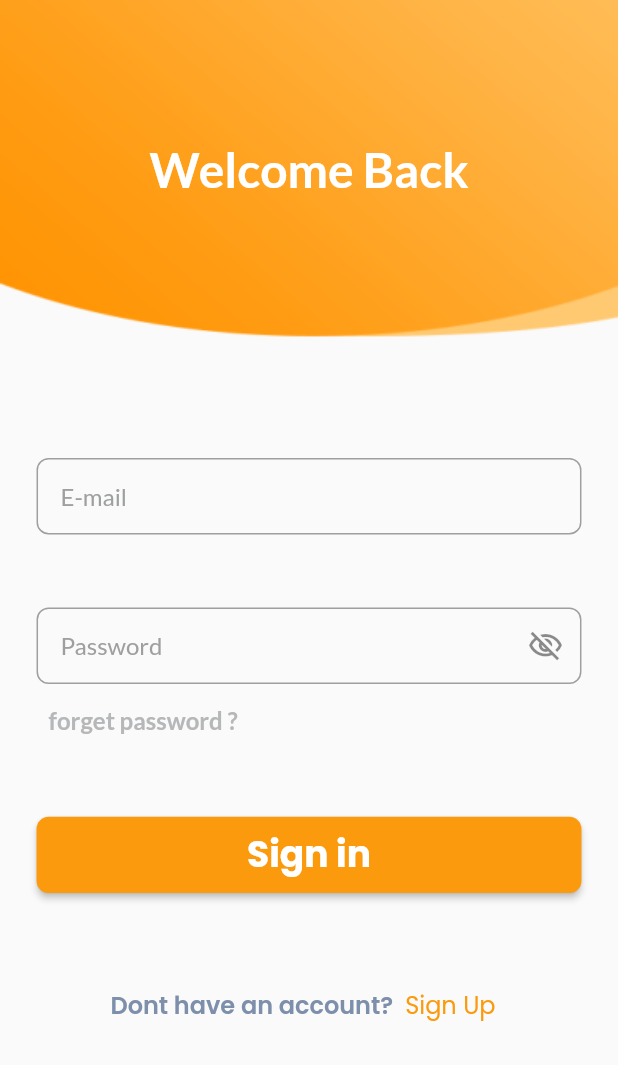
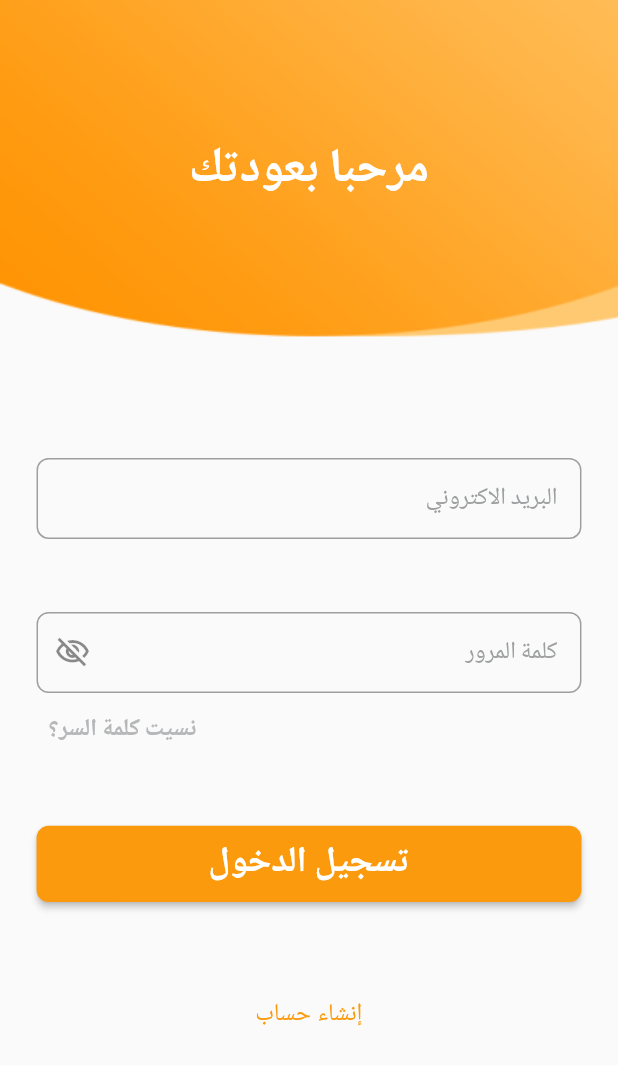
Before and after one commit to KhaledRamadan880/Chef-App, a Flutter app: the screen it shows after launch, after a tap on "العربية", on a phone screen of 412 x 824 dp. Shown: the top 1065 px of the screen. Run offline on Flutter 3.47's test engine with Material 2 defaults, Android fonts, the phone set to English and light mode, and no system bars; our stand-ins replace dio, flutter_screenutil, google_fonts.

Commit message:
Localization

```diff
--- a/lib/app/app.dart
+++ b/lib/app/app.dart
@@ -1,6 +1,8 @@
+import 'package:chef_app/core/database/local/app_locale.dart';
 import 'package:chef_app/core/routes/routes.dart';
 import 'package:chef_app/core/util/theme/theme.dart';
 import 'package:flutter/material.dart';
+import 'package:flutter_localizations/flutter_localizations.dart';
 import 'package:flutter_screenutil/flutter_screenutil.dart';
 
 class MyApp extends StatelessWidget {
@@ -10,7 +12,18 @@ class MyApp extends StatelessWidget {
   Widget build(BuildContext context) {
     return ScreenUtilInit(
       designSize: const Size(375, 812),
-      child: MaterialApp(
+      builder: (context, child) => MaterialApp(
+        localizationsDelegates: const [
+          GlobalMaterialLocalizations.delegate,
+          GlobalCupertinoLocalizations.delegate,
+          GlobalWidgetsLocalizations.delegate,
+          AppLocalizations.delegate,
+        ],
+        supportedLocales: const [
+          Locale('ar', 'EG'),
+          Locale('en', 'US'),
+        ],
+        locale: const Locale('ar'),
         debugShowCheckedModeBanner: false,
         theme: appTheme(),
         initialRoute: Routes.initRoute,
--- /dev/null
+++ b/lib/core/database/local/app_locale.dart
@@ -0,0 +1,56 @@
+import 'dart:convert';
+import 'package:flutter/material.dart';
+import 'package:flutter/services.dart';
+
+class AppLocalizations {
+  final Locale? locale;
+  AppLocalizations({this.locale});
+
+  static AppLocalizations? of(BuildContext context) {
+    return Localizations.of<AppLocalizations>(context, AppLocalizations);
+  }
+
+  static const LocalizationsDelegate<AppLocalizations> delegate =
+      _AppLocalDelegate();
+  static const String _path = 'assets/translation/';
+
+  late Map<String, String> _localStrings;
+
+  Future loadJsonFiles() async {
+    String enocedString =
+        await rootBundle.loadString("$_path${locale!.languageCode}.json");
+    Map<String, dynamic> jsonMap = jsonDecode(enocedString);
+    _localStrings =
+        jsonMap.map((key, value) => MapEntry(key, value.toString()));
+  }
+
+  String translate(String key) {
+    return _localStrings[key] ?? '';
+  }
+}
+
+class _AppLocalDelegate extends LocalizationsDelegate<AppLocalizations> {
+  const _AppLocalDelegate();
+  @override
+  bool isSupported(Locale locale) {
+    return ['en', 'ar'].contains(locale.languageCode);
+  }
+
+  @override
+  Future<AppLocalizations> load(Locale locale) async {
+    AppLocalizations appLocal = AppLocalizations(locale: locale);
+    await appLocal.loadJsonFiles();
+    return appLocal;
+  }
+
+  @override
+  bool shouldReload(covariant LocalizationsDelegate<dynamic> old) {
+    return false;
+  }
+}
+
+extension TranslateString on String {
+  String tr(BuildContext context) {
+    return AppLocalizations.of(context)!.translate(this);
+  }
+}
--- a/lib/core/util/strings.dart
+++ b/lib/core/util/strings.dart
@@ -1,46 +1,73 @@
 class AppStrings {
-  static const String welcome = 'Welcome to Chef App';
-  static const String selectLang = 'Please choose your language ';
-  static const String english = 'English';
-  static const String arabic = 'العربية';
-  static const String wecomeBack = 'Welcome Back';
-  static const String email = 'E-mail';
-  static const String password = 'Password';
-  static const String isForgetPass = 'forget password ?';
-  static const String forgetPass = 'Forget Password';
-  static const String chefApp = 'Chef App';
-  static const String signIn = 'Sign in';
-  static const String dontHaveAccount = 'Dont have an account?';
-  static const String signUp = 'Sign Up';
-  static const String createNewPass = 'Create New Password ';
-  static const String enterEmail =
-      'Enter Your mail and we will send you code to rest your password';
-  static const String sendCode = 'Send Code';
-  static const String newPass = 'New password';
-  static const String confirmPass = 'Confirm Password';
-  static const String code = 'Code';
-  static const String resetPass = 'Reset Password';
-  static const String khaledRamadan = 'Khaled Ramadan';
-  static const String khaledEmail = 'khaledramadan@gmail';
-  static const String editProfile = 'Edit Profile';
-  static const String settings = 'Settings';
-  static const String logout = 'Logout';
-  static const String name = 'Name';
-  static const String phone = 'Phone';
-  static const String brandName = 'Brand Name';
-  static const String miniCharge = 'Minimum Charge';
-  static const String description = 'Description';
-  static const String location = 'Location';
-  static const String update = 'Update';
-  static const String changePass = 'Change Password';
-  static const String oldPass = 'Old password';
-  static const String confirmNewPass = 'Confirm New password';
-  static const String addMeal = 'Add Meal';
-  static const String kitchen = 'Kitchen';
-  static const String chickenHint = 'Chicken hint';
-  static const String le200 = '200 LE';
-  static const String price = 'Price';
-  static const String category = 'Category';
-  static const String number = 'Number';
-  static const String quantity = 'Quantity';
+  static const String chefApp = 'chefApp';
+  static const String welcomeToChefApp = 'welcomeToChefApp';
+  static const String pleaseChooseYourLanguage = 'pleaseChooseYourLanguage';
+  static const String welcomeBack = 'welcomeBack';
+  static const String arabic = 'arabic';
+  static const String engliash = 'engliash';
+  static const String gallery = 'gallery';
+  static const String camera = 'camera';
+  static const String writeHere = 'writeHere';
+  static const String signIn = 'sign_in';
+  static const String signUp = 'sign_up';
+  static const String createAccount = 'createAccount';
+  static const String email = 'email';
+  static const String name = 'name';
+  static const String phoneNumber = 'phone_number';
+  static const String password = 'password';
+  static const String confirmPassword = 'confirmPassword';
+  static const String forgetPassword = 'forgetPassword';
+  static const String newPassword = 'newPassword';
+  static const String oldPassword = 'oldPassword';
+  static const String sendResetLink = 'sendResetLink';
+  static const String sendResetLinkInfo = 'sendResetLinkInfo';
+  static const String code = 'code';
+  static const String createYourNewPassword = 'createYourNewPassword';
+  static const String description = 'description';
+  static const String loginSucessfully = 'loginSucessfully';
+  static const String loginFailed = 'loginFailed';
+  static const String pleaseEnterValidEmail = 'please_enter_email';
+  static const String pleaseEnterValidPassword = 'please_enter_valid_password';
+  static const String pleaseEnterValidPhone = 'please_enter_phone';
+  static const String pleaseEnterValidName = 'please_enter_name';
+  static const String yes = 'yes';
+  static const String no = 'no';
+  static const String pleaseEnterValidDesc = 'please_enter_desc';
+  static const String le = 'le';
+  static const String dontHaveAnAccount = 'dontHaveAnAccount';
+  static const String checkMail = 'checkMail';
+  static const String pleaseEnterValidCode = 'pleaseEnterValidCode';
+  static const String passwordChangedSucessfully = 'PasswordChangedSucessfully';
+  static const String pleaseEnterValidNumber = 'pleaseEnterValidNumber';
+
+  //! home-order-menu
+  static const String addDishToMenu = 'addDishToMenu';
+  static const String mealName = 'mealName';
+  static const String mealDesc = 'mealDesc';
+  static const String mealPrice = 'mealPrice';
+  static const String mealNumber = 'mealNumber';
+  static const String mealQuantity = 'mealQuantity';
+  static const String upladPhoto = 'upladPhoto';
+  static const String addToMenu = 'addToMenu';
+  static const String mealAddedSucessfully = 'mealAddedSucessfully';
+  static const String mealDeletedSucessfully = 'mealDeletedSucessfully';
+  static const String mealUpdatedSucessfully = 'mealUpdatedSucessfully';
+  static const String offline = 'offline';
+  static const String online = 'online';
+  static const String pleaseEnterValidMealName = 'pleaseEnterValidMealName';
+  static const String pleaseEnterValidMealDesc = 'pleaseEnterValidMealDesc';
+  static const String pleaseEnterValidMealPrice = 'pleaseEnterValidMealPrice';
+  static const String pleaseEnterValidMealPhoto = 'pleaseEnterValidMealPhoto';
+
+  //!setting
+  static const String editProfile = 'editProfile';
+  static const String payment = 'payment';
+  static const String notifications = 'notifications';
+  static const String favorites = 'favorites';
+  static const String settings = 'settings';
+  static const String logout = 'logout';
+  static const String logoutSucessfully = 'logoutSucessfully';
+  static const String changePassword = 'changePassword';
+  static const String ok = 'ok';
+  static const String cancel = 'cancel';
 }
--- a/lib/features/auth/presentation/screens/change_lang_screen.dart
+++ b/lib/features/auth/presentation/screens/change_lang_screen.dart
@@ -1,3 +1,4 @@
+import 'package:chef_app/core/database/local/app_locale.dart';
 import 'package:chef_app/core/routes/routes.dart';
 import 'package:chef_app/core/util/commons.dart';
 import 'package:chef_app/core/util/images.dart';
@@ -33,13 +34,13 @@ class ChangeLangScreen extends StatelessWidget {
             SizedBox(height: 16.h),
             //! Title 1
             Text(
-              AppStrings.welcome,
+              AppStrings.welcomeToChefApp.tr(context),
               style: appTheme().textTheme.bodyMedium,
             ),
             SizedBox(height: 54.h),
             //! Title 2
             Text(
-              AppStrings.selectLang,
+              AppStrings.pleaseChooseYourLanguage.tr(context),
               style: appTheme().textTheme.bodySmall,
             ),
             SizedBox(height: 120.h),
@@ -48,7 +49,7 @@ class ChangeLangScreen extends StatelessWidget {
               children: [
                 //! English Button
                 LangButton(
-                  title: AppStrings.english,
+                  title: AppStrings.engliash.tr(context),
                   opPressed: () {
                     navigate(context: context, route: Routes.login);
                   },
@@ -56,7 +57,7 @@ class ChangeLangScreen extends StatelessWidget {
                 const Spacer(),
                 //! Arabic Row
                 LangButton(
-                  title: AppStrings.arabic,
+                  title: AppStrings.arabic.tr(context),
                   opPressed: () {
                     navigate(context: context, route: Routes.login);
                   },
--- a/lib/features/auth/presentation/screens/login_screen.dart
+++ b/lib/features/auth/presentation/screens/login_screen.dart
@@ -1,3 +1,4 @@
+import 'package:chef_app/core/database/local/app_locale.dart';
 import 'package:chef_app/core/routes/routes.dart';
 import 'package:chef_app/core/util/widgets/custom_text_field.dart';
 import 'package:chef_app/core/util/widgets/primary_button.dart';
@@ -31,7 +32,7 @@ class LoginScreen extends StatelessWidget {
               ),
               child: Center(
                 child: Text(
-                  AppStrings.wecomeBack,
+                  AppStrings.welcomeBack.tr(context),
                   style: appTheme().textTheme.bodyMedium!.copyWith(
                         color: AppColors.white,
                       ),
@@ -46,13 +47,13 @@ class LoginScreen extends StatelessWidget {
                 child: Column(
                   children: [
                     //! Email TextField
-                    const CustomTextField(
-                      hint: AppStrings.email,
+                    CustomTextField(
+                      hint: AppStrings.email.tr(context),
                     ),
                     SizedBox(height: 48.h),
                     //! Password TextField
-                    const CustomTextField(
-                      hint: AppStrings.password,
+                    CustomTextField(
+                      hint: AppStrings.password.tr(context),
                       suffixShow: true,
                       obscure: true,
                     ),
@@ -68,7 +69,7 @@ class LoginScreen extends StatelessWidget {
                                       const SendCodeScreen()));
                         },
                         child: Text(
-                          AppStrings.isForgetPass,
+                          AppStrings.forgetPassword.tr(context),
                           style: appTheme().textTheme.labelSmall!.copyWith(
                                 color: AppColors.grey,
                               ),
@@ -77,22 +78,22 @@ class LoginScreen extends StatelessWidget {
                     ),
                     SizedBox(height: 40.h),
                     //! Sign in Button
-                    const PrimaryButton(
-                        title: AppStrings.signIn, route: Routes.menu),
+                    PrimaryButton(
+                        title: AppStrings.signIn.tr(context), route: Routes.menu),
                     SizedBox(height: 50.h),
                     //! Sign up Row
                     Row(
                       mainAxisAlignment: MainAxisAlignment.center,
                       children: [
                         Text(
-                          AppStrings.dontHaveAccount,
+                          AppStrings.dontHaveAnAccount.tr(context),
                           style: appTheme().textTheme.labelMedium,
                         ),
                         //! Sign up Button
                         TextButton(
                           onPressed: () {},
                           child: Text(
-                            AppStrings.signUp,
+                            AppStrings.signUp.tr(context),
                             style: appTheme().textTheme.labelMedium!.copyWith(
                                 color: AppColors.primary,
                                 fontWeight: FontWeight.w400),
--- a/pubspec.yaml
+++ b/pubspec.yaml
@@ -33,6 +33,8 @@ dependencies:
   flutter:
     sdk: flutter
   flutter_bloc: ^8.1.3
+  flutter_localizations:
+    sdk: flutter
   flutter_screenutil: ^5.9.0
   google_fonts: ^5.1.0
 
@@ -59,6 +61,8 @@ flutter:
   # To add assets to your application, add an assets section, like this:
   assets:
     - assets/images/
+    - assets/translation/ar.json
+    - assets/translation/en.json
   #   - images/a_dot_ham.jpeg
   # An image asset can refer to one or more resolution-specific "variants", see
   # https://flutter.dev/assets-and-images/#resolution-aware
```
Also changed, not shown: assets/translation/ar.json (added, +67 -0 lines), assets/translation/en.json (added, +67 -0 lines), lib/features/auth/presentation/screens/create_new_pass_screen.dart (+7 -6 lines), lib/features/auth/presentation/screens/send_code_screen.dart (+6 -5 lines), pubspec.lock.
